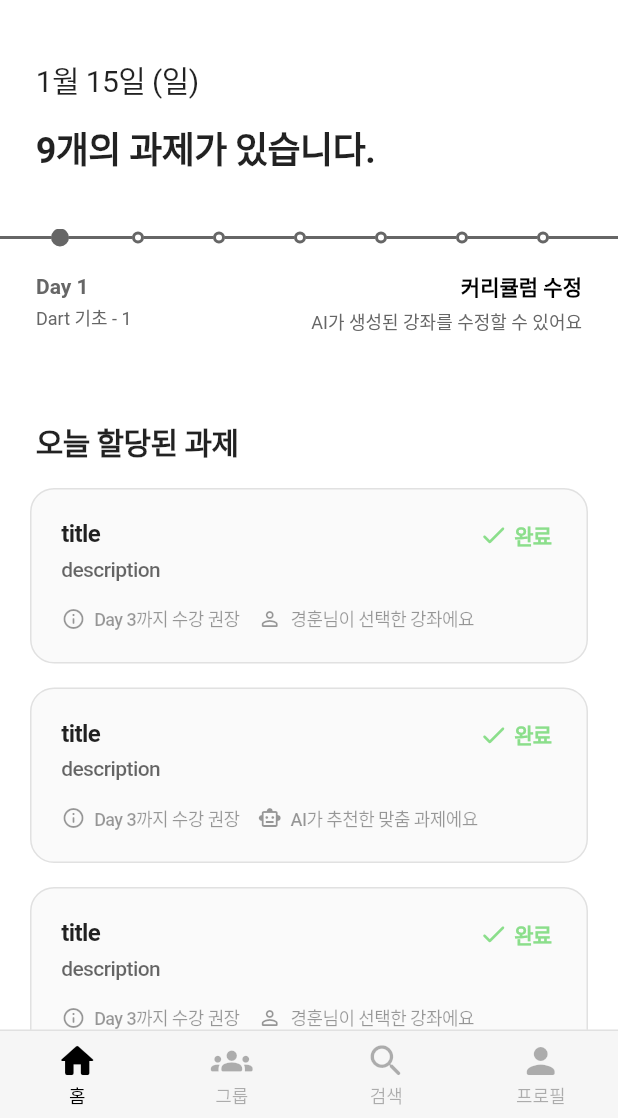
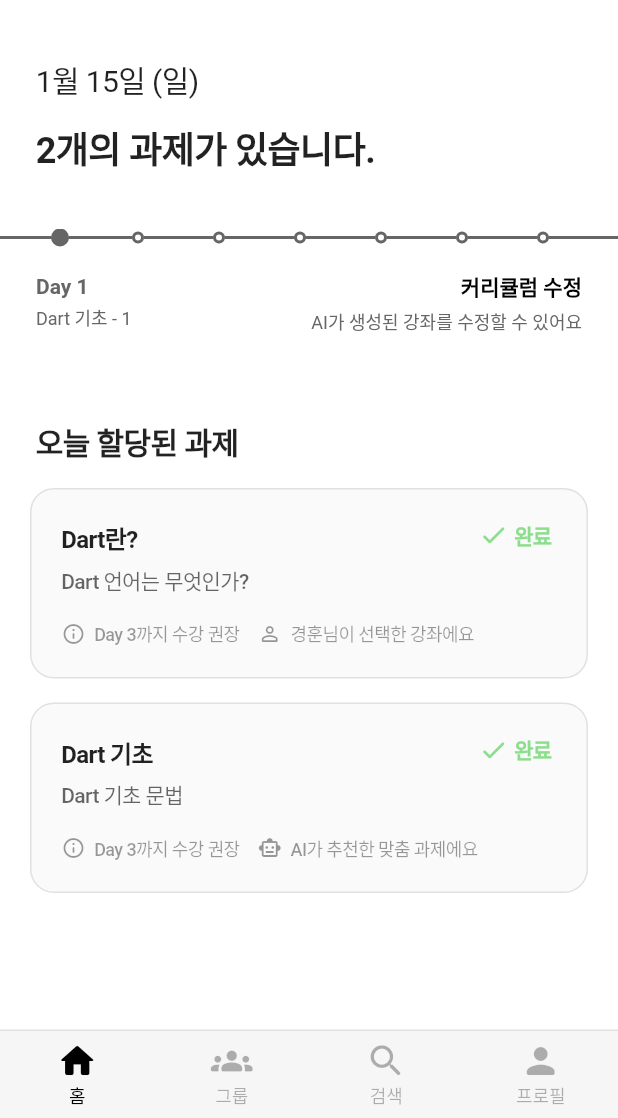
Before and after one commit to fxxntrbl/kscy-2023-frontend, a Flutter app: the screen it shows after launch, on a phone screen of 412 x 824 dp, the part 118-1236 px from its top. Run offline on Flutter 3.47's test engine with Material 2 defaults, Android fonts, the phone set to English and light mode, and no system bars; our stand-ins replace tuple; Roboto replaces fonts that are missing (Pretendard).

Commit message:
와뽀로로다

```diff
--- a/lib/pages/home.dart
+++ b/lib/pages/home.dart
@@ -31,9 +31,7 @@ class _HomePageState extends State<HomePage> {
           children: [
             Padding(
               padding: const EdgeInsets.symmetric(horizontal: 24.0),
-              child: DateWidget(
-                lectureNum: pages[index].length,
-              ),
+              child: DateWidget(idx: index, lectureNum: getNum(index)),
             ),
             const SizedBox(
               height: 36,
--- a/lib/utils/daily_value.dart
+++ b/lib/utils/daily_value.dart
@@ -17,301 +17,214 @@ String getDailyValue(int index) {
   return dailyDesc[index];
 }
 
+int getNum(int idx) {
+  int a = 0;
+  for (int i = 0; i < pages[idx].length; ++i) {
+    if (pages[idx][i] is LectureCard) a++;
+  }
+  return a;
+}
+
 List<List<dynamic>> pages = [
   [
     LectureCard(
-        title: "title",
-        description: "description",
+        title: "Dart란?",
+        description: "Dart 언어는 무엇인가?",
         day: 3,
         userPref: true,
         complete: true),
     const SizedBox(height: 16),
     LectureCard(
-        title: "title",
-        description: "description",
+        title: "Dart 기초",
+        description: "Dart 기초 문법",
         day: 3,
+        userPref: false,
+        complete: true),
+  ],
+  [
+    LectureCard(
+        title: "Dart 함수 - 1",
+        description: "Dart 함수와 인자",
+        day: 4,
         userPref: false,
         complete: true),
     const SizedBox(height: 16),
     LectureCard(
-        title: "title",
-        description: "description",
-        day: 3,
-        userPref: true,
-        complete: true),
-    const SizedBox(height: 16),
-    LectureCard(
-        title: "title",
-        description: "description",
-        day: 3,
-        userPref: false,
-        complete: true),
-    const SizedBox(height: 16),
-    LectureCard(
-      title: "title",
-      description: "description",
-      day: 3,
-      userPref: false,
-      complete: false,
-    ),
-  ],
-  [
-    LectureCard(
-        title: "title",
-        description: "description",
-        day: 3,
-        userPref: true,
-        complete: true),
-    const SizedBox(height: 16),
-    LectureCard(
-        title: "title",
-        description: "description",
-        day: 3,
+        title: "Dart 함수 - 2",
+        description: "Arrow 함수 등 심화",
+        day: 4,
         userPref: false,
         complete: false),
     const SizedBox(height: 16),
     LectureCard(
-        title: "title",
-        description: "description",
-        day: 3,
+        title: "Dart 함수 - 3",
+        description: "Override 등 심화",
+        day: 4,
+        userPref: false,
+        complete: false),
+  ],
+  [
+    LectureCard(
+        title: "Dart 클래스 - 1",
+        description: "Dart에서 클래스 사용",
+        day: 5,
         userPref: false,
         complete: false),
     const SizedBox(height: 16),
     LectureCard(
-        title: "title",
-        description: "description",
-        day: 3,
+        title: "Dart 클래스 - 2",
+        description: "클래스 속 요소 (private, public)",
+        day: 5,
+        userPref: true,
+        complete: false),
+    const SizedBox(height: 16),
+    LectureCard(
+        title: "Dart 클래스 - 3",
+        description: "추상 클래스 등 심화",
+        day: 5,
+        userPref: false,
+        complete: false),
+  ],
+  [
+    LectureCard(
+        title: "Flutter란?",
+        description: "Flutter 프레임워크란?",
+        day: 6,
+        userPref: true,
+        complete: false),
+    const SizedBox(height: 16),
+    LectureCard(
+        title: "Flutter 기초 셋팅",
+        description: "개발 환경 셋팅 for Windows",
+        day: 6,
+        userPref: true,
+        complete: false),
+    const SizedBox(height: 16),
+    LectureCard(
+        title: "Flutter 주요 위젯들",
+        description: "Scaffold, Container 등",
+        day: 6,
+        userPref: false,
+        complete: false),
+  ],
+  [
+    LectureCard(
+        title: "Widget의 이벤트 처리",
+        description: "onPressed 등 이벤트 처리",
+        day: 7,
         userPref: false,
         complete: false),
     const SizedBox(height: 16),
     LectureCard(
-      title: "title",
-      description: "description",
-      day: 3,
-      userPref: false,
-      complete: false,
-    ),
+        title: "Widget에 대한 세부적 이해",
+        description: "Stateless vs Stateful",
+        day: 7,
+        userPref: false,
+        complete: false),
   ],
   [
     LectureCard(
-        title: "title",
-        description: "description",
-        day: 3,
-        userPref: true,
-        complete: true),
-    const SizedBox(height: 16),
-    LectureCard(
-        title: "title",
-        description: "description",
-        day: 3,
+        title: "setState 사용",
+        description: "Stateful 위젯에서의 값 변경",
+        day: 8,
         userPref: false,
         complete: false),
     const SizedBox(height: 16),
     LectureCard(
-        title: "title",
-        description: "description",
-        day: 3,
+        title: "사용자의 값 입력 받기",
+        description: "TextField, Silder",
+        day: 8,
+        userPref: false,
+        complete: false),
+  ],
+  [
+    LectureCard(
+        title: "레이아웃을 다루는 방법",
+        description: "Flex, Expanded",
+        day: 9,
         userPref: false,
         complete: false),
     const SizedBox(height: 16),
     LectureCard(
-        title: "title",
-        description: "description",
-        day: 3,
+        title: "Constraint의 개념",
+        description: "레이아웃 속 제약",
+        day: 9,
+        userPref: false,
+        complete: false),
+  ],
+  [
+    LectureCard(
+        title: "레이아웃을 다루는 방법",
+        description: "Flex, Expanded",
+        day: 9,
         userPref: false,
         complete: false),
     const SizedBox(height: 16),
     LectureCard(
-      title: "title",
-      description: "description",
-      day: 3,
-      userPref: false,
-      complete: false,
-    ),
+        title: "Constraint의 개념",
+        description: "레이아웃 속 제약",
+        day: 9,
+        userPref: false,
+        complete: false),
   ],
   [
     LectureCard(
-        title: "title",
-        description: "description",
-        day: 3,
-        userPref: true,
-        complete: true),
-    const SizedBox(height: 16),
-    LectureCard(
-        title: "title",
-        description: "description",
-        day: 3,
+        title: "레이아웃을 다루는 방법",
+        description: "Flex, Expanded",
+        day: 9,
         userPref: false,
         complete: false),
     const SizedBox(height: 16),
     LectureCard(
-        title: "title",
-        description: "description",
-        day: 3,
+        title: "Constraint의 개념",
+        description: "레이아웃 속 제약",
+        day: 9,
+        userPref: false,
+        complete: false),
+  ],
+  [
+    LectureCard(
+        title: "레이아웃을 다루는 방법",
+        description: "Flex, Expanded",
+        day: 9,
         userPref: false,
         complete: false),
     const SizedBox(height: 16),
     LectureCard(
-        title: "title",
-        description: "description",
-        day: 3,
+        title: "Constraint의 개념",
+        description: "레이아웃 속 제약",
+        day: 9,
+        userPref: false,
+        complete: false),
+  ],
+  [
+    LectureCard(
+        title: "레이아웃을 다루는 방법",
+        description: "Flex, Expanded",
+        day: 9,
         userPref: false,
         complete: false),
     const SizedBox(height: 16),
     LectureCard(
-      title: "title",
-      description: "description",
-      day: 3,
-      userPref: false,
-      complete: false,
-    ),
+        title: "Constraint의 개념",
+        description: "레이아웃 속 제약",
+        day: 9,
+        userPref: false,
+        complete: false),
   ],
   [
     LectureCard(
-        title: "title",
-        description: "description",
-        day: 3,
-        userPref: true,
-        complete: true),
-    const SizedBox(height: 16),
-    LectureCard(
-        title: "title",
-        description: "description",
-        day: 3,
+        title: "레이아웃을 다루는 방법",
+        description: "Flex, Expanded",
+        day: 9,
         userPref: false,
         complete: false),
     const SizedBox(height: 16),
     LectureCard(
-        title: "title",
-        description: "description",
-        day: 3,
+        title: "Constraint의 개념",
+        description: "레이아웃 속 제약",
+        day: 9,
         userPref: false,
         complete: false),
-    const SizedBox(height: 16),
-    LectureCard(
-        title: "title",
-        description: "description",
-        day: 3,
-        userPref: false,
-        complete: false),
-    const SizedBox(height: 16),
-    LectureCard(
-      title: "title",
-      description: "description",
-      day: 3,
-      userPref: false,
-      complete: false,
-    ),
   ],
-  [
-    LectureCard(
-        title: "title",
-        description: "description",
-        day: 3,
-        userPref: true,
-        complete: true),
-    const SizedBox(height: 16),
-    LectureCard(
-        title: "title",
-        description: "description",
-        day: 3,
-        userPref: false,
-        complete: false),
-    const SizedBox(height: 16),
-    LectureCard(
-        title: "title",
-        description: "description",
-        day: 3,
-        userPref: false,
-        complete: false),
-    const SizedBox(height: 16),
-    LectureCard(
-        title: "title",
-        description: "description",
-        day: 3,
-        userPref: false,
-        complete: false),
-    const SizedBox(height: 16),
-    LectureCard(
-      title: "title",
-      description: "description",
-      day: 3,
-      userPref: false,
-      complete: false,
-    ),
-  ],
-  [
-    LectureCard(
-        title: "title",
-        description: "description",
-        day: 3,
-        userPref: true,
-        complete: true),
-    const SizedBox(height: 16),
-    LectureCard(
-        title: "title",
-        description: "description",
-        day: 3,
-        userPref: false,
-        complete: false),
-    const SizedBox(height: 16),
-    LectureCard(
-        title: "title",
-        description: "description",
-        day: 3,
-        userPref: false,
-        complete: false),
-    const SizedBox(height: 16),
-    LectureCard(
-        title: "title",
-        description: "description",
-        day: 3,
-        userPref: false,
-        complete: false),
-    const SizedBox(height: 16),
-    LectureCard(
-      title: "title",
-      description: "description",
-      day: 3,
-      userPref: false,
-      complete: false,
-    ),
-  ],
-  [
-    LectureCard(
-        title: "title",
-        description: "description",
-        day: 3,
-        userPref: true,
-        complete: true),
-    const SizedBox(height: 16),
-    LectureCard(
-        title: "title",
-        description: "description",
-        day: 3,
-        userPref: false,
-        complete: false),
-    const SizedBox(height: 16),
-    LectureCard(
-        title: "title",
-        description: "description",
-        day: 3,
-        userPref: false,
-        complete: false),
-    const SizedBox(height: 16),
-    LectureCard(
-        title: "title",
-        description: "description",
-        day: 3,
-        userPref: false,
-        complete: false),
-    const SizedBox(height: 16),
-    LectureCard(
-      title: "title",
-      description: "description",
-      day: 3,
-      userPref: false,
-      complete: false,
-    ),
-  ]
 ];
--- a/lib/widgets/TimeLineLayout.dart
+++ b/lib/widgets/TimeLineLayout.dart
@@ -167,11 +167,7 @@ class _TimeLineLayoutState extends State<TimeLineLayout>
                   widget.count - 1,
                   max(
                       0,
-                      dragStartValue.floorToDouble() +
-                          (details.velocity.pixelsPerSecond.dx.sign ==
-                                  dragStartDirection
-                              ? dragStartDirection
-                              : 0) -
+                      dragStartValue.floorToDouble() -
                           details.velocity.pixelsPerSecond.dx.sign));
 
               pos.value = newValue;
--- a/lib/widgets/date.dart
+++ b/lib/widgets/date.dart
@@ -4,17 +4,20 @@ import 'package:flutter/src/widgets/framework.dart';
 import 'package:intl/intl.dart';
 
 class DateWidget extends StatefulWidget {
-  const DateWidget({Key? key, required this.lectureNum}) : super(key: key);
+  const DateWidget({Key? key, required this.lectureNum, required this.idx})
+      : super(key: key);
 
   final int lectureNum;
+  final int idx;
 
   @override
   State<DateWidget> createState() => _DateWidgetState();
 }
 
 class _DateWidgetState extends State<DateWidget> {
-  String getDateTime() {
-    return DateFormat('M월 dd일 (E)', 'ko').format(DateTime.now());
+  String getDateTime(int idx) {
+    return DateFormat('M월 dd일 (E)', 'ko')
+        .format(DateTime.now().add(Duration(days: idx)));
   }
 
   @override
@@ -23,7 +26,7 @@ class _DateWidgetState extends State<DateWidget> {
       crossAxisAlignment: CrossAxisAlignment.start,
       children: [
         Text(
-          getDateTime(),
+          getDateTime(widget.idx),
           style: TextStyle(
               fontSize: 20, letterSpacing: -0.4, fontWeight: FontWeight.w400),
         ),
```
